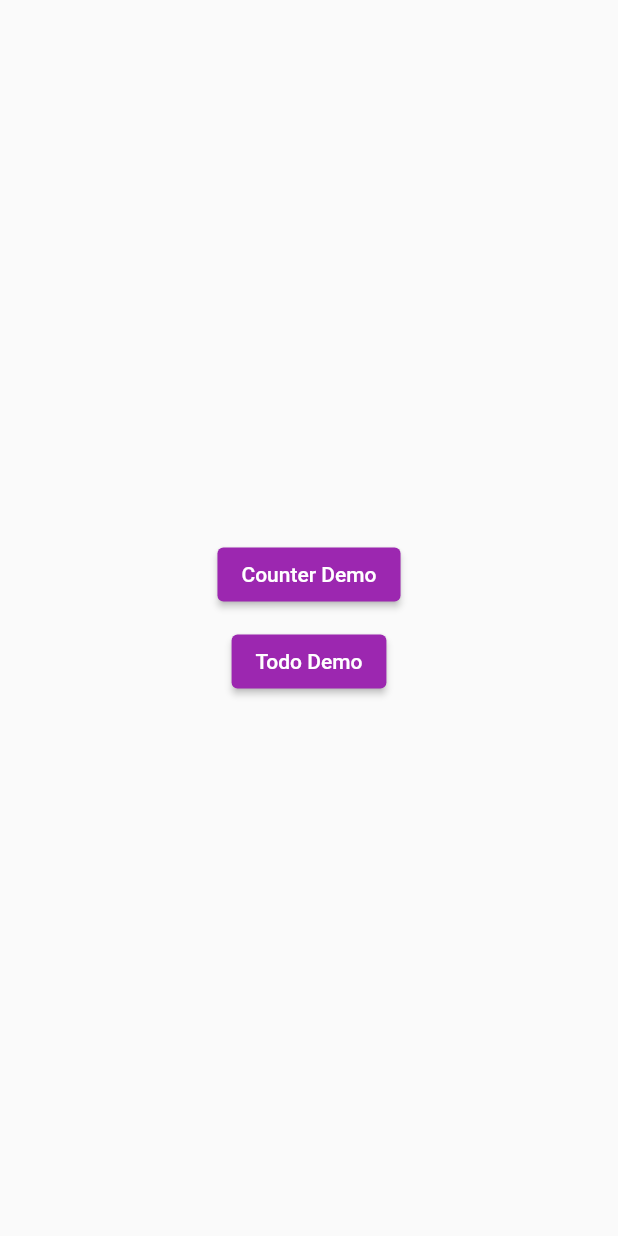
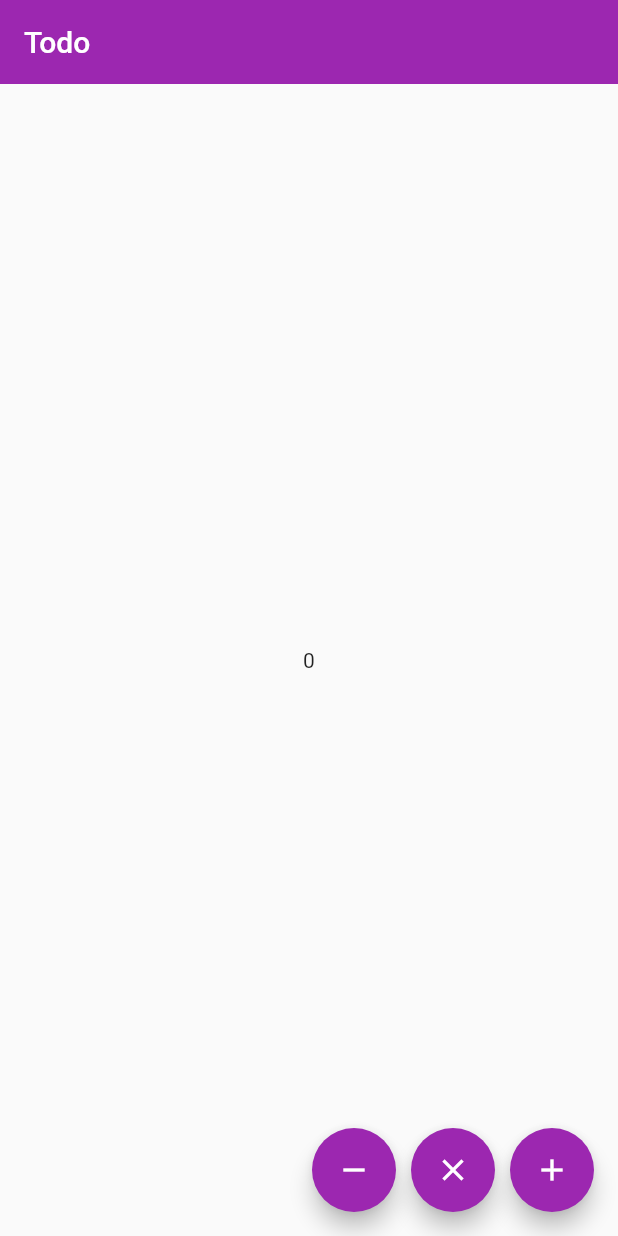
Before and after one commit to rajbahakdanyu/riverpod_cc, a Flutter app: the screen it shows after launch, on a phone screen of 412 x 824 dp. Run offline on Flutter 3.47's test engine with Material 2 defaults, Android fonts, the phone set to English and light mode, and no system bars; our stand-ins replace flutter_riverpod.

Commit message:
Updated project

```diff
--- a/lib/main.dart
+++ b/lib/main.dart
@@ -1,8 +1,7 @@
 import 'package:flutter/material.dart';
 import 'package:flutter_riverpod/flutter_riverpod.dart';
-import 'package:riverpod_cc/screens/todo.dart';
 
-import 'screens/counter.dart';
+import 'screens/home.dart';
 
 void main() {
   runApp(
@@ -26,40 +25,7 @@
       initialRoute: '/',
       routes: {
         '/': (context) => const HomeScreen(),
-        '/counter': (context) => const CounterScreen(),
-        '/todo': (context) => const TodoScreen(),
       },
     );
   }
 }
-
-class HomeScreen extends StatefulWidget {
-  const HomeScreen({Key? key}) : super(key: key);
-
-  @override
-  _HomeScreenState createState() => _HomeScreenState();
-}
-
-class _HomeScreenState extends State<HomeScreen> {
-  @override
-  Widget build(BuildContext context) {
-    return Scaffold(
-      body: Center(
-        child: Column(
-          mainAxisAlignment: MainAxisAlignment.center,
-          children: [
-            ElevatedButton(
-              onPressed: () => Navigator.pushNamed(context, '/counter'),
-              child: const Text('Counter Demo'),
-            ),
-            const SizedBox(height: 10),
-            ElevatedButton(
-              onPressed: () => Navigator.pushNamed(context, '/todo'),
-              child: const Text('Todo Demo'),
-            ),
-          ],
-        ),
-      ),
-    );
-  }
-}
--- a/lib/screens/counter.dart
+++ b/lib/screens/home.dart
@@ -3,15 +3,15 @@ import 'package:flutter_riverpod/flutter_riverpod.dart';
 
 final counterProvider = StateProvider((ref) => 0);
 
-class CounterScreen extends ConsumerWidget {
-  const CounterScreen({Key? key}) : super(key: key);
+class HomeScreen extends ConsumerWidget {
+  const HomeScreen({Key? key}) : super(key: key);
 
   @override
   Widget build(BuildContext context, WidgetRef ref) {
     return Scaffold(
       appBar: AppBar(
         elevation: 0,
-        title: const Text('Counter Demo'),
+        title: const Text('Todo'),
       ),
       body: Center(
         child: Consumer(
```
Also changed, not shown: lib/screens/todo.dart (deleted, +0 -21 lines), 1 other file.
